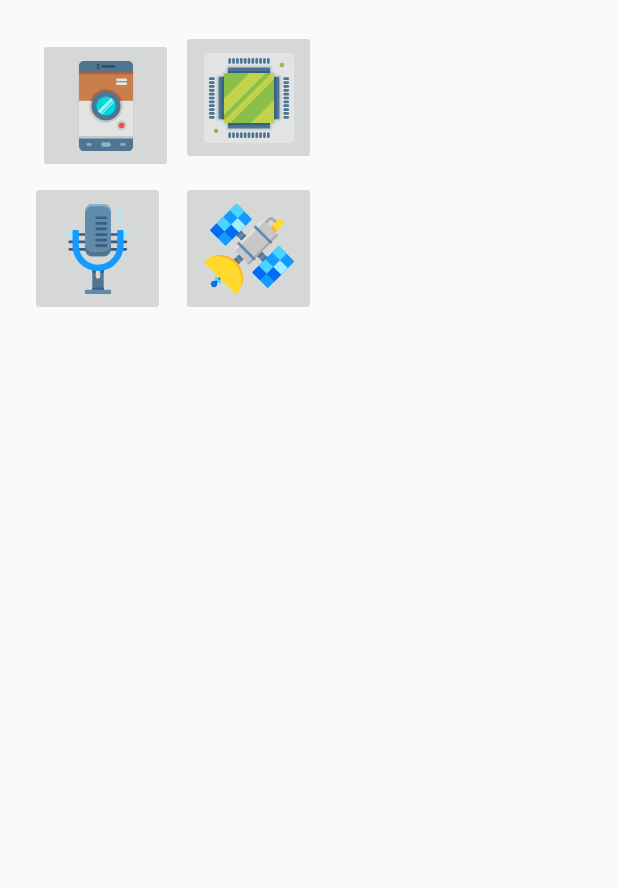
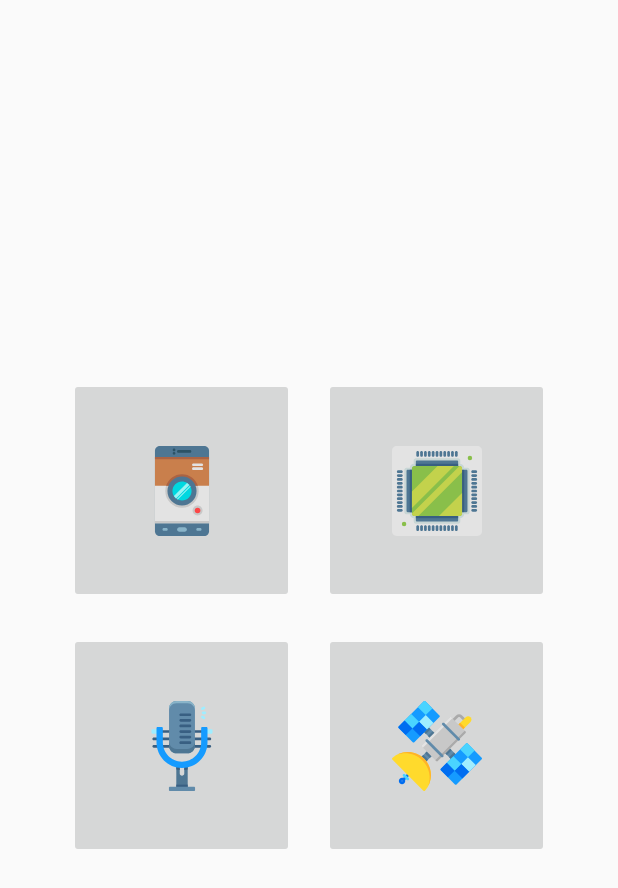
Before and after one commit to CURSOS-TEC/ContentProvider, an Android app: the screen it shows after launch (MainActivity), on a phone screen of 412 x 824 dp. Shown: the top 888 px of the screen. Run offline under Robolectric (Android 15) with nearby library versions, the phone set to English and light mode, and no system bars.

Commit message:
fix,  style of buttons

```diff
--- a/app/src/main/res/layout/activity_main.xml
+++ b/app/src/main/res/layout/activity_main.xml
@@ -6,9 +6,59 @@
     android:layout_height="match_parent"
     tools:context=".MainActivity">
 
+    <LinearLayout
+        android:layout_height="match_parent"
+        android:layout_width="match_parent"
+        android:layout_gravity="center"
+        android:orientation="vertical"
+        android:gravity="center">
+
+        <GridLayout
+            xmlns:android="http://schemas.android.com/apk/res/android"
+            android:layout_height="wrap_content"
+            android:layout_width="wrap_content"
+            android:columnCount="2">
+
+            <ImageButton
+                android:id="@+id/main_activity_camera"
+                android:layout_height="150dp"
+                android:layout_width="150dp"
+                android:layout_margin="10dp"
+                android:src="@drawable/ic_camera">
+            </ImageButton>
+
+            <ImageButton
+                android:id="@+id/main_activity_chip"
+                android:layout_height="150dp"
+                android:layout_width="150dp"
+                android:layout_margin="10dp"
+                android:src="@drawable/ic_chip">
+            </ImageButton>
 
 
-    <include layout="@layout/content_main" />
+            <ImageButton
+                android:id="@+id/main_activity_microphone"
+                android:layout_height="150dp"
+                android:layout_width="150dp"
+                android:layout_margin="10dp"
+                android:src="@drawable/ic_microphone">
+            </ImageButton>
+
+            <ImageButton
+                android:id="@+id/main_activity_satellite"
+                android:layout_height="150dp"
+                android:layout_width="150dp"
+                android:layout_margin="10dp"
+                android:src="@drawable/ic_satellite">
+            </ImageButton>
+
+        </GridLayout>
+
+
+
+    </LinearLayout>
+
+
 
 
 </android.support.design.widget.CoordinatorLayout>
--- a/app/src/main/res/layout/content_main.xml
+++ /dev/null
@@ -1,52 +0,0 @@
-<?xml version="1.0" encoding="utf-8"?>
-<android.support.constraint.ConstraintLayout xmlns:android="http://schemas.android.com/apk/res/android"
-    xmlns:app="http://schemas.android.com/apk/res-auto"
-    xmlns:tools="http://schemas.android.com/tools"
-    android:layout_width="match_parent"
-    android:layout_height="match_parent"
-    app:layout_behavior="@string/appbar_scrolling_view_behavior"
-    tools:context=".MainActivity"
-    tools:showIn="@layout/activity_main">
-
-    <GridLayout
-        xmlns:android="http://schemas.android.com/apk/res/android"
-        android:layout_height="match_parent"
-        android:layout_width="match_parent"
-        android:layout_margin="20dp"
-        android:foregroundGravity="center"
-        android:columnCount="2">
-
-        <ImageButton
-            android:id="@+id/main_activity_camera"
-            android:layout_height="90dp"
-            android:layout_width="90dp"
-            android:layout_margin="5dp"
-            android:src="@drawable/ic_camera">
-        </ImageButton>
-
-        <ImageButton
-            android:id="@+id/main_activity_chip"
-            android:layout_height="90dp"
-            android:layout_width="90dp"
-            android:src="@drawable/ic_chip">
-        </ImageButton>
-
-
-        <ImageButton
-            android:id="@+id/main_activity_microphone"
-            android:layout_height="90dp"
-            android:layout_width="90dp"
-            android:src="@drawable/ic_microphone">
-        </ImageButton>
-
-        <ImageButton
-            android:id="@+id/main_activity_satellite"
-            android:layout_height="90dp"
-            android:layout_width="90dp"
-            android:src="@drawable/ic_satellite">
-        </ImageButton>
-
-    </GridLayout>
-
-
-</android.support.constraint.ConstraintLayout>
```
